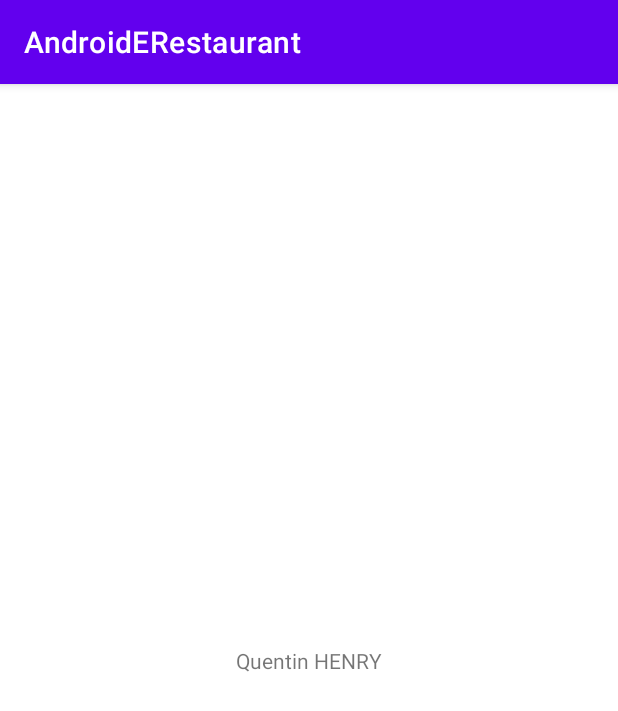
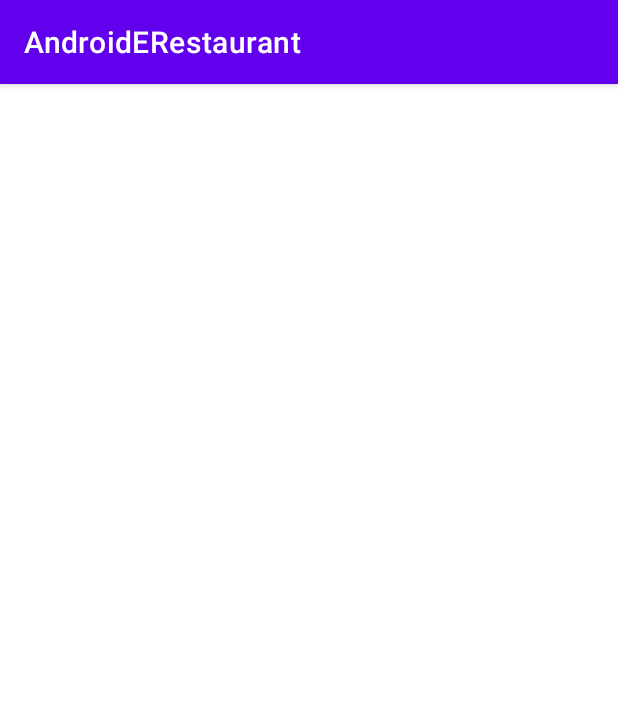
Before and after one commit to Qentah/AndroidERestaurant, an Android app: the screen it shows after launch (MainActivity before the commit, HomeActivity after it), on a phone screen of 412 x 824 dp. Shown: the top 711 px of the screen. Run offline under Robolectric (Android 15) with nearby library versions, the phone set to English and light mode, and no system bars.

Commit message:
Change MainActivity.kt to HomeActivity.kt Remove Text

```diff
--- a/app/src/main/AndroidManifest.xml
+++ b/app/src/main/AndroidManifest.xml
@@ -10,7 +10,7 @@
         android:supportsRtl="true"
         android:theme="@style/Theme.AndroidERestaurant">
         <activity
-            android:name=".MainActivity"
+            android:name=".HomeActivity"
             android:exported="true">
             <intent-filter>
                 <action android:name="android.intent.action.MAIN" />
--- a/app/src/main/java/fr/isen/henry/androiderestaurant/MainActivity.kt
+++ b/app/src/main/java/fr/isen/henry/androiderestaurant/HomeActivity.kt
@@ -3,7 +3,7 @@ package fr.isen.henry.androiderestaurant
 import androidx.appcompat.app.AppCompatActivity
 import android.os.Bundle
 
-class MainActivity : AppCompatActivity() {
+class HomeActivity : AppCompatActivity() {
     override fun onCreate(savedInstanceState: Bundle?) {
         super.onCreate(savedInstanceState)
         setContentView(R.layout.activity_main)
--- a/app/src/main/res/layout/activity_main.xml
+++ b/app/src/main/res/layout/activity_main.xml
@@ -1,18 +1,6 @@
 <?xml version="1.0" encoding="utf-8"?>
 <androidx.constraintlayout.widget.ConstraintLayout xmlns:android="http://schemas.android.com/apk/res/android"
-    xmlns:app="http://schemas.android.com/apk/res-auto"
     xmlns:tools="http://schemas.android.com/tools"
     android:layout_width="match_parent"
     android:layout_height="match_parent"
-    tools:context=".MainActivity">
-
-    <TextView
-        android:layout_width="wrap_content"
-        android:layout_height="wrap_content"
-        android:text="Quentin HENRY"
-        app:layout_constraintBottom_toBottomOf="parent"
-        app:layout_constraintLeft_toLeftOf="parent"
-        app:layout_constraintRight_toRightOf="parent"
-        app:layout_constraintTop_toTopOf="parent" />
-
-</androidx.constraintlayout.widget.ConstraintLayout>
+    tools:context=".HomeActivity" />
--- a/app/src/main/res/values/strings.xml
+++ b/app/src/main/res/values/strings.xml
@@ -1,3 +1,4 @@
 <resources>
     <string name="app_name">AndroidERestaurant</string>
+    <string name="author">Quentin HENRY</string>
 </resources>
```
